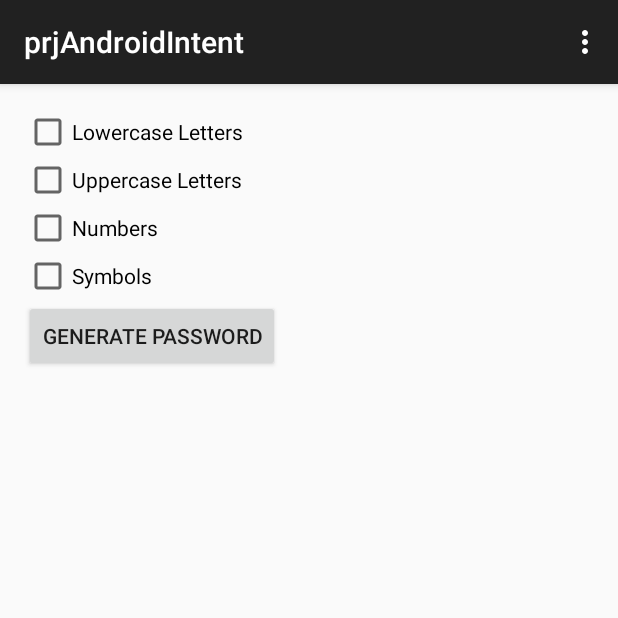
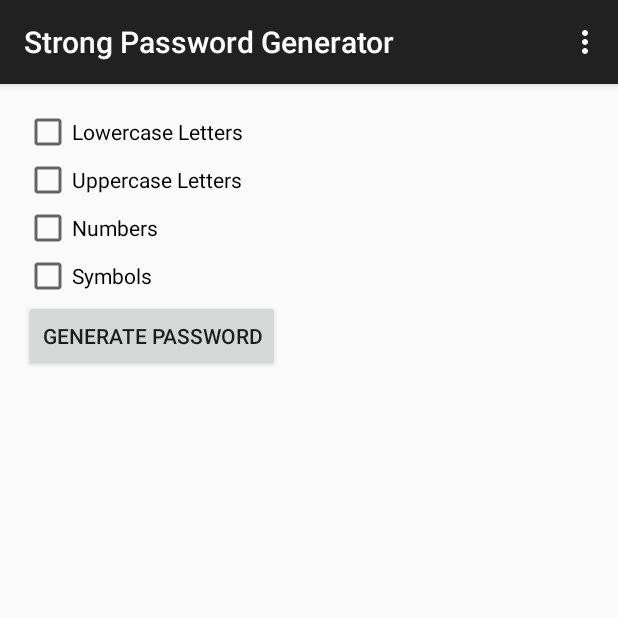
Before and after one commit to sa7mon/COMP2150-WebServices, an Android app: the screen it shows after launch (MainActivity), on a phone screen of 412 x 824 dp, the top half of it. Run offline under Robolectric (Android 15) with nearby library versions, the phone set to English and light mode, and no system bars.

Commit message:
Change project name at top of app and try to fix layout. Not working...I may need to replace root relativeLayout with linearLayout

```diff
--- a/prjAndroidIntent/app/src/main/res/layout/activity_main.xml
+++ b/prjAndroidIntent/app/src/main/res/layout/activity_main.xml
@@ -11,6 +11,7 @@
     <LinearLayout
         android:layout_width="wrap_content"
         android:layout_height="wrap_content"
+        android:gravity="center_vertical"
         android:orientation="vertical">
 
         <CheckBox android:id="@+id/chkLowercase"
@@ -37,6 +38,7 @@
         <Button
             android:layout_width="wrap_content"
             android:layout_height="wrap_content"
+            android:layout_gravity="center"
             android:text="Generate Password"
             android:id="@+id/btnGenerate"
             android:onClick="" />
--- a/prjAndroidIntent/app/src/main/res/values/strings.xml
+++ b/prjAndroidIntent/app/src/main/res/values/strings.xml
@@ -1,5 +1,5 @@
 <resources>
-    <string name="app_name">prjAndroidIntent</string>
+    <string name="app_name">Strong Password Generator</string>
     <string name="action_settings">Settings</string>
 
     <string name="strLowercase">Lowercase Letters</string>
```
